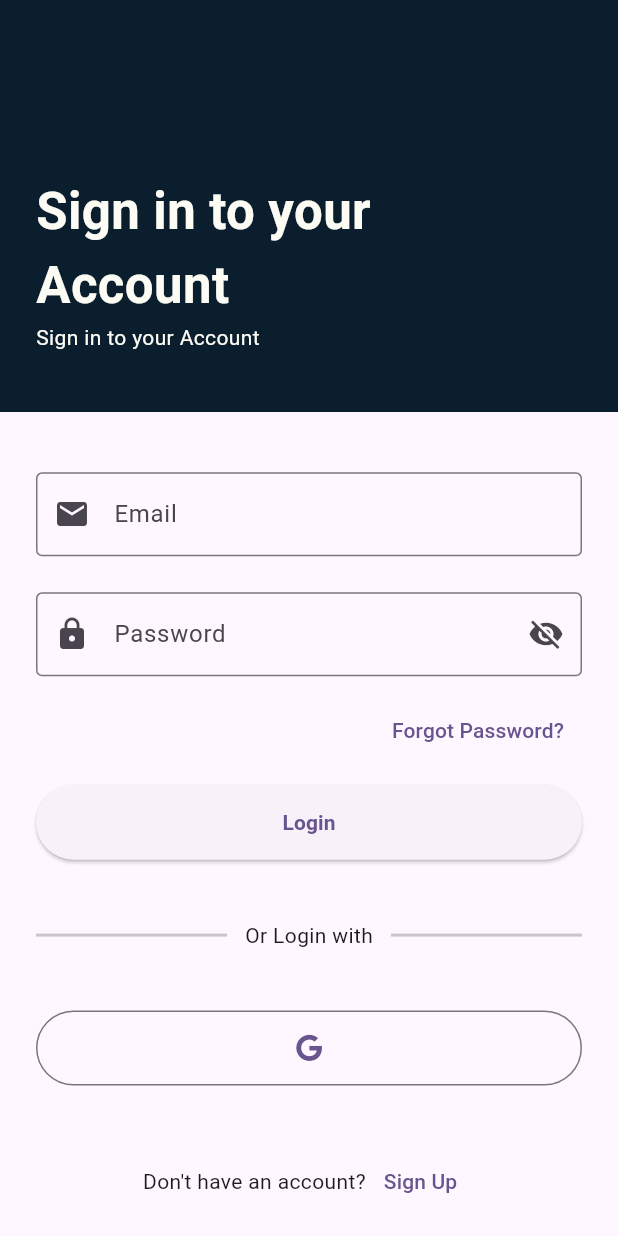
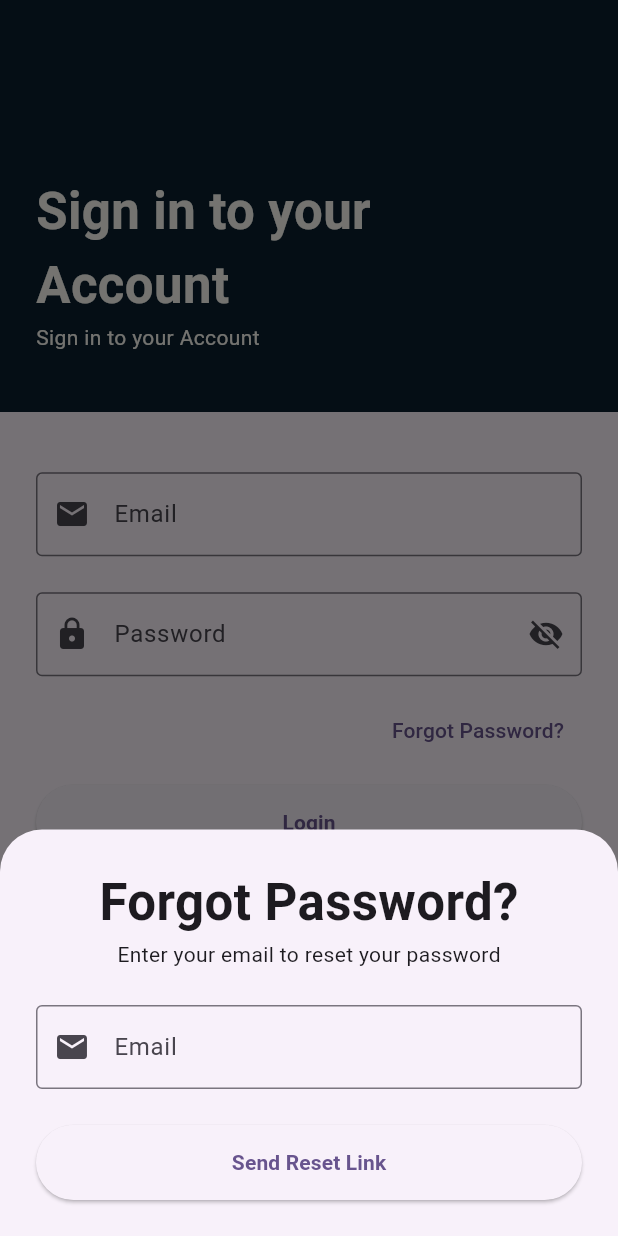
Before and after one commit to FelixBlessing/workout_app, a Flutter app: the screen it shows after launch, after a tap on "Forgot Password?", on a phone screen of 412 x 824 dp. Run offline on Flutter 3.47's test engine with Material 2 defaults, Android fonts, the phone set to English and light mode, and no system bars; our stand-ins replace firebase_auth, firebase_core, flutter_bloc, font_awesome_flutter, get_it, google_sign_in; accounts and stored records are empty.

Commit message:
forgot Password + page modularisieren

```diff
--- a/lib/dependency_injection.dart
+++ b/lib/dependency_injection.dart
@@ -4,6 +4,7 @@ import 'package:google_sign_in/google_sign_in.dart';
 import 'package:workout_app/presentation/bloc/login/login_form/login_form_bloc.dart';
 import 'infrastructure/repositories/authentication_repository_impl.dart';
 import 'presentation/bloc/login/authentication/authentication_bloc.dart';
+import 'presentation/bloc/login/forgot_password/forgot_password_bloc.dart';
 
 final sl = GetIt.instance;
 
@@ -13,6 +14,8 @@ Future<void> init() async {
   sl.registerFactory(
       () => AuthenticationBloc(authenticationRepositoryImpl: sl()));
   sl.registerFactory(() => LoginFormBloc(authenticationRepositoryImpl: sl()));
+  sl.registerFactory(
+      () => ForgotPasswordBloc(authenticationRepositoryImpl: sl()));
 
   // Repositories
   sl.registerLazySingleton(() =>
--- a/lib/infrastructure/repositories/authentication_repository_impl.dart
+++ b/lib/infrastructure/repositories/authentication_repository_impl.dart
@@ -57,4 +57,8 @@ class AuthenticationRepositoryImpl implements AuthenticationRepository {
   Future<void> logOut() async {
     await firebaseAuth.signOut();
   }
+
+  Future<void> resetPassword({required String email}) async {
+    await firebaseAuth.sendPasswordResetEmail(email: email);
+  }
 }
--- /dev/null
+++ b/lib/presentation/bloc/login/forgot_password/forgot_password_bloc.dart
@@ -0,0 +1,21 @@
+import 'package:flutter/material.dart';
+import 'package:flutter_bloc/flutter_bloc.dart';
+import 'package:workout_app/infrastructure/repositories/authentication_repository_impl.dart';
+
+part 'forgot_password_event.dart';
+part 'forgot_password_state.dart';
+
+class ForgotPasswordBloc
+    extends Bloc<ForgotPasswordEvent, ForgotPasswordState> {
+  final AuthenticationRepositoryImpl authenticationRepositoryImpl;
+  ForgotPasswordBloc({required this.authenticationRepositoryImpl})
+      : super(ForgotPasswordInitial()) {
+    on<ForgotPasswordButtonPressed>((event, emit) async {
+      try {
+        await authenticationRepositoryImpl.resetPassword(email: event.email!);
+      } catch (e) {
+        // TODO handle error
+      }
+    });
+  }
+}
--- /dev/null
+++ b/lib/presentation/bloc/login/forgot_password/forgot_password_event.dart
@@ -0,0 +1,9 @@
+part of 'forgot_password_bloc.dart';
+
+@immutable
+abstract class ForgotPasswordEvent {}
+
+class ForgotPasswordButtonPressed extends ForgotPasswordEvent {
+  ForgotPasswordButtonPressed({required this.email});
+  final String? email;
+}
--- /dev/null
+++ b/lib/presentation/bloc/login/forgot_password/forgot_password_state.dart
@@ -0,0 +1,6 @@
+part of 'forgot_password_bloc.dart';
+
+@immutable
+abstract class ForgotPasswordState {}
+
+class ForgotPasswordInitial extends ForgotPasswordState {}
--- a/lib/presentation/bloc/login/login_form/login_form_bloc.dart
+++ b/lib/presentation/bloc/login/login_form/login_form_bloc.dart
@@ -1,4 +1,3 @@
-import 'package:firebase_auth/firebase_auth.dart';
 import 'package:flutter/material.dart';
 import 'package:flutter_bloc/flutter_bloc.dart';
 import 'package:workout_app/infrastructure/repositories/authentication_repository_impl.dart';
--- a/lib/presentation/pages/Login_page/login_page.dart
+++ b/lib/presentation/pages/Login_page/login_page.dart
@@ -3,9 +3,12 @@ import 'package:flutter_bloc/flutter_bloc.dart';
 import 'package:font_awesome_flutter/font_awesome_flutter.dart';
 import 'package:workout_app/constants.dart';
 import 'package:workout_app/dependency_injection.dart';
+import 'package:workout_app/presentation/bloc/login/forgot_password/forgot_password_bloc.dart';
 import 'package:workout_app/presentation/bloc/login/login_form/login_form_bloc.dart';
+import 'package:workout_app/presentation/pages/Login_page/sign_up_page.dart';
 
-const creamWhite = Color.fromARGB(255, 252, 251, 244);
+import 'widgets/button_loading_spinner.dart';
+import 'widgets/login_header.dart';
 
 class LoginPage extends StatelessWidget {
   const LoginPage({super.key});
@@ -22,7 +25,10 @@ class LoginPage extends StatelessWidget {
             children: [
               Flexible(
                 flex: 1,
-                child: LoginHeader(),
+                child: LoginHeader(
+                  heading: 'Sign in to your\nAccount',
+                  subHeading: 'Sign in to your Account',
+                ),
               ),
               Flexible(
                 flex: 2,
@@ -31,39 +37,6 @@ class LoginPage extends StatelessWidget {
             ],
           ),
         ),
-      ),
-    );
-  }
-}
-
-class LoginHeader extends StatelessWidget {
-  const LoginHeader({super.key});
-  final TextStyle _textStyleBig = const TextStyle(
-    color: creamWhite,
-    fontSize: 34,
-    fontWeight: FontWeight.bold,
-  );
-  final TextStyle _textStyleSmall = const TextStyle(
-    color: creamWhite,
-    fontSize: 14,
-    fontWeight: FontWeight.normal,
-  );
-
-  @override
-  Widget build(BuildContext context) {
-    return Container(
-      padding: const EdgeInsets.only(left: kBigPadding, bottom: kHugePadding),
-      color: const Color.fromARGB(255, 10, 30, 46),
-      child: Column(
-        crossAxisAlignment: CrossAxisAlignment.stretch,
-        mainAxisAlignment: MainAxisAlignment.end,
-        children: [
-          Text('Sign in to your\nAccount', style: _textStyleBig),
-          Text(
-            'Sign in to your Account',
-            style: _textStyleSmall,
-          ),
-        ],
       ),
     );
   }
@@ -159,7 +132,20 @@ class _LoginFormState extends State<_LoginForm> {
                 Align(
                   alignment: Alignment.centerRight,
                   child: TextButton(
-                    onPressed: () {},
+                    onPressed: () {
+                      showModalBottomSheet(
+                        isScrollControlled: true,
+                        context: context,
+                        builder: (context) {
+                          return Padding(
+                            padding: EdgeInsets.only(
+                                bottom:
+                                    MediaQuery.of(context).viewInsets.bottom),
+                            child: const ForgotPassword(),
+                          );
+                        },
+                      );
+                    },
                     child: const Text('Forgot Password?'),
                   ),
                 ),
@@ -214,7 +200,19 @@ class _LoginFormState extends State<_LoginForm> {
                   children: [
                     const Text("Don't have an account?"),
                     TextButton(
-                      onPressed: () {},
+                      onPressed: () {
+                        /* showModalBottomSheet(
+                          isScrollControlled: true,
+                          context: context,
+                          builder: (context) {
+                            return const SignUpPage();
+                          },
+                        ); */
+                        Navigator.push(
+                            context,
+                            MaterialPageRoute(
+                                builder: (context) => const SignUpPage()));
+                      },
                       child: const Text('Sign Up'),
                     ),
                   ],
@@ -228,15 +226,79 @@ class _LoginFormState extends State<_LoginForm> {
   }
 }
 
-class ButtonLoadingSpinner extends StatelessWidget {
-  const ButtonLoadingSpinner({super.key});
+class ForgotPassword extends StatefulWidget {
+  const ForgotPassword({super.key});
+
+  @override
+  State<ForgotPassword> createState() => _ForgotPasswordState();
+}
+
+class _ForgotPasswordState extends State<ForgotPassword> {
+  final TextEditingController emailController = TextEditingController();
 
   @override
   Widget build(BuildContext context) {
-    return const SizedBox(
-      width: 24,
-      height: 24,
-      child: CircularProgressIndicator(),
+    return BlocProvider(
+      create: (context) => sl<ForgotPasswordBloc>(),
+      child: BlocBuilder<ForgotPasswordBloc, ForgotPasswordState>(
+        builder: (context, state) {
+          return Padding(
+            padding: const EdgeInsets.all(kBigPadding),
+            child: Column(
+              mainAxisSize: MainAxisSize.min,
+              mainAxisAlignment: MainAxisAlignment.spaceEvenly,
+              children: [
+                const Text(
+                  'Forgot Password?',
+                  style: TextStyle(
+                    fontSize: 34,
+                    fontWeight: FontWeight.bold,
+                  ),
+                ),
+                const Text('Enter your email to reset your password',
+                    style: TextStyle(
+                      fontSize: 14,
+                      fontWeight: FontWeight.normal,
+                    )),
+                const SizedBox(height: kBigPadding),
+                TextFormField(
+                  controller: emailController,
+                  keyboardType: TextInputType.emailAddress,
+                  onTapOutside: (event) => FocusScope.of(context).unfocus(),
+                  onFieldSubmitted: (value) {
+                    context.read<ForgotPasswordBloc>().add(
+                        ForgotPasswordButtonPressed(
+                            email: emailController.text));
+                    Navigator.pop(context);
+                  },
+                  decoration: const InputDecoration(
+                    border: OutlineInputBorder(),
+                    label: Text("Email"),
+                    alignLabelWithHint: true,
+                    prefixIcon: Icon(Icons.email),
+                  ),
+                ),
+                const SizedBox(height: kBigPadding),
+                ElevatedButton(
+                  onPressed: () {
+                    context.read<ForgotPasswordBloc>().add(
+                        ForgotPasswordButtonPressed(
+                            email: emailController.text));
+                    Navigator.pop(context);
+                  },
+                  style: ElevatedButton.styleFrom(
+                    minimumSize: const Size.fromHeight(50),
+                  ),
+                  child: const Text(
+                    'Send Reset Link',
+                    style: TextStyle(fontWeight: FontWeight.bold),
+                  ),
+                ),
+              ],
+            ),
+          );
+        },
+      ),
     );
   }
 }
--- /dev/null
+++ b/lib/presentation/pages/Login_page/widgets/button_loading_spinner.dart
@@ -0,0 +1,14 @@
+import 'package:flutter/material.dart';
+
+class ButtonLoadingSpinner extends StatelessWidget {
+  const ButtonLoadingSpinner({super.key});
+
+  @override
+  Widget build(BuildContext context) {
+    return const SizedBox(
+      width: 24,
+      height: 24,
+      child: CircularProgressIndicator(),
+    );
+  }
+}
--- /dev/null
+++ b/lib/presentation/pages/Login_page/widgets/login_header.dart
@@ -0,0 +1,37 @@
+import 'package:flutter/material.dart';
+import 'package:workout_app/constants.dart';
+
+const creamWhite = Color.fromARGB(255, 252, 251, 244);
+
+class LoginHeader extends StatelessWidget {
+  const LoginHeader(
+      {super.key, required this.heading, required this.subHeading});
+  final String heading;
+  final String subHeading;
+  final TextStyle _textStyleBig = const TextStyle(
+    color: creamWhite,
+    fontSize: 34,
+    fontWeight: FontWeight.bold,
+  );
+  final TextStyle _textStyleSmall = const TextStyle(
+    color: creamWhite,
+    fontSize: 14,
+    fontWeight: FontWeight.normal,
+  );
+
+  @override
+  Widget build(BuildContext context) {
+    return Container(
+      color: const Color.fromARGB(255, 10, 30, 46),
+      padding: const EdgeInsets.only(left: kBigPadding, bottom: kHugePadding),
+      child: Column(
+        crossAxisAlignment: CrossAxisAlignment.stretch,
+        mainAxisAlignment: MainAxisAlignment.end,
+        children: [
+          Text(heading, style: _textStyleBig),
+          Text(subHeading, style: _textStyleSmall),
+        ],
+      ),
+    );
+  }
+}
```
